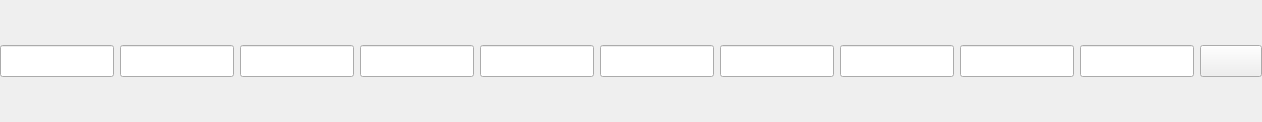
Qt form src/ui/distilling_input.ui (EduardFrlicka/Palenica-PyQt6) before a commit.
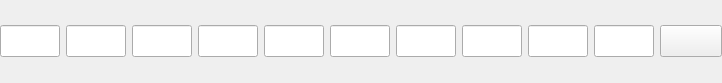
The same form after that commit. Icons and pictures are not drawn.

```diff
--- a/src/ui/distilling_input.ui
+++ b/src/ui/distilling_input.ui
@@ -6,8 +6,8 @@
    <rect>
     <x>0</x>
     <y>0</y>
-    <width>1262</width>
-    <height>122</height>
+    <width>699</width>
+    <height>83</height>
    </rect>
   </property>
   <property name="windowTitle">
@@ -31,6 +31,18 @@
    </property>
    <item>
     <widget class="QLineEdit" name="edit_ferment_volume">
+     <property name="sizePolicy">
+      <sizepolicy hsizetype="Expanding" vsizetype="Fixed">
+       <horstretch>0</horstretch>
+       <verstretch>0</verstretch>
+      </sizepolicy>
+     </property>
+     <property name="minimumSize">
+      <size>
+       <width>60</width>
+       <height>0</height>
+      </size>
+     </property>
      <property name="font">
       <font>
        <pointsize>15</pointsize>
@@ -40,6 +52,18 @@
    </item>
    <item>
     <widget class="QLineEdit" name="edit_ferment_type">
+     <property name="sizePolicy">
+      <sizepolicy hsizetype="Expanding" vsizetype="Fixed">
+       <horstretch>0</horstretch>
+       <verstretch>0</verstretch>
+      </sizepolicy>
+     </property>
+     <property name="minimumSize">
+      <size>
+       <width>60</width>
+       <height>0</height>
+      </size>
+     </property>
      <property name="font">
       <font>
        <pointsize>15</pointsize>
@@ -49,6 +73,18 @@
    </item>
    <item>
     <widget class="QLineEdit" name="edit_alcohol_volume">
+     <property name="sizePolicy">
+      <sizepolicy hsizetype="Expanding" vsizetype="Fixed">
+       <horstretch>0</horstretch>
+       <verstretch>0</verstretch>
+      </sizepolicy>
+     </property>
+     <property name="minimumSize">
+      <size>
+       <width>60</width>
+       <height>0</height>
+      </size>
+     </property>
      <property name="font">
       <font>
        <pointsize>15</pointsize>
@@ -58,6 +94,18 @@
    </item>
    <item>
     <widget class="QLineEdit" name="edit_alcohol_percentage">
+     <property name="sizePolicy">
+      <sizepolicy hsizetype="Expanding" vsizetype="Fixed">
+       <horstretch>0</horstretch>
+       <verstretch>0</verstretch>
+      </sizepolicy>
+     </property>
+     <property name="minimumSize">
+      <size>
+       <width>60</width>
+       <height>0</height>
+      </size>
+     </property>
      <property name="font">
       <font>
        <pointsize>15</pointsize>
@@ -67,6 +115,18 @@
    </item>
    <item>
     <widget class="QLineEdit" name="edit_alcohol_temperature">
+     <property name="sizePolicy">
+      <sizepolicy hsizetype="Expanding" vsizetype="Fixed">
+       <horstretch>0</horstretch>
+       <verstretch>0</verstretch>
+      </sizepolicy>
+     </property>
+     <property name="minimumSize">
+      <size>
+       <width>60</width>
+       <height>0</height>
+      </size>
+     </property>
      <property name="font">
       <font>
        <pointsize>15</pointsize>
@@ -79,6 +139,18 @@
      <property name="enabled">
       <bool>true</bool>
      </property>
+     <property name="sizePolicy">
+      <sizepolicy hsizetype="Expanding" vsizetype="Fixed">
+       <horstretch>0</horstretch>
+       <verstretch>0</verstretch>
+      </sizepolicy>
+     </property>
+     <property name="minimumSize">
+      <size>
+       <width>60</width>
+       <height>0</height>
+      </size>
+     </property>
      <property name="font">
       <font>
        <pointsize>15</pointsize>
@@ -97,6 +169,18 @@
      <property name="enabled">
       <bool>true</bool>
      </property>
+     <property name="sizePolicy">
+      <sizepolicy hsizetype="Expanding" vsizetype="Fixed">
+       <horstretch>0</horstretch>
+       <verstretch>0</verstretch>
+      </sizepolicy>
+     </property>
+     <property name="minimumSize">
+      <size>
+       <width>60</width>
+       <height>0</height>
+      </size>
+     </property>
      <property name="font">
       <font>
        <pointsize>15</pointsize>
@@ -112,6 +196,18 @@
      <property name="enabled">
       <bool>true</bool>
      </property>
+     <property name="sizePolicy">
+      <sizepolicy hsizetype="Expanding" vsizetype="Fixed">
+       <horstretch>0</horstretch>
+       <verstretch>0</verstretch>
+      </sizepolicy>
+     </property>
+     <property name="minimumSize">
+      <size>
+       <width>60</width>
+       <height>0</height>
+      </size>
+     </property>
      <property name="font">
       <font>
        <pointsize>15</pointsize>
@@ -127,6 +223,18 @@
      <property name="enabled">
       <bool>true</bool>
      </property>
+     <property name="sizePolicy">
+      <sizepolicy hsizetype="Expanding" vsizetype="Fixed">
+       <horstretch>0</horstretch>
+       <verstretch>0</verstretch>
+      </sizepolicy>
+     </property>
+     <property name="minimumSize">
+      <size>
+       <width>60</width>
+       <height>0</height>
+      </size>
+     </property>
      <property name="font">
       <font>
        <pointsize>15</pointsize>
@@ -142,6 +250,18 @@
      <property name="enabled">
       <bool>true</bool>
      </property>
+     <property name="sizePolicy">
+      <sizepolicy hsizetype="Expanding" vsizetype="Fixed">
+       <horstretch>0</horstretch>
+       <verstretch>0</verstretch>
+      </sizepolicy>
+     </property>
+     <property name="minimumSize">
+      <size>
+       <width>60</width>
+       <height>0</height>
+      </size>
+     </property>
      <property name="font">
       <font>
        <pointsize>15</pointsize>
```
